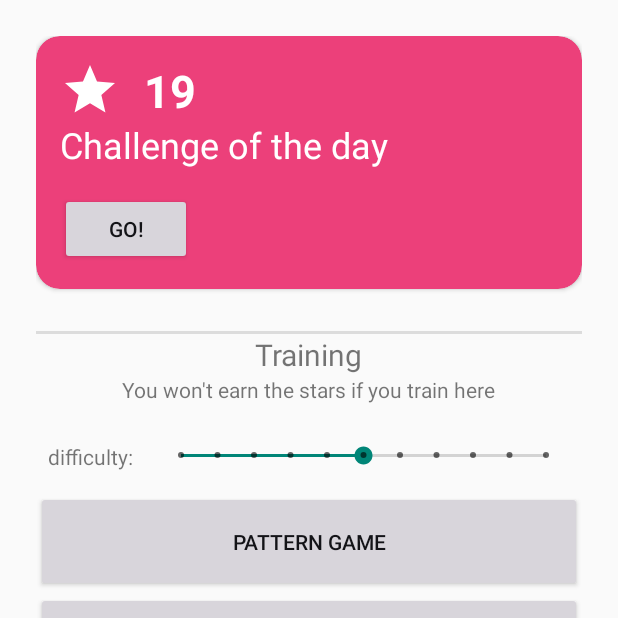
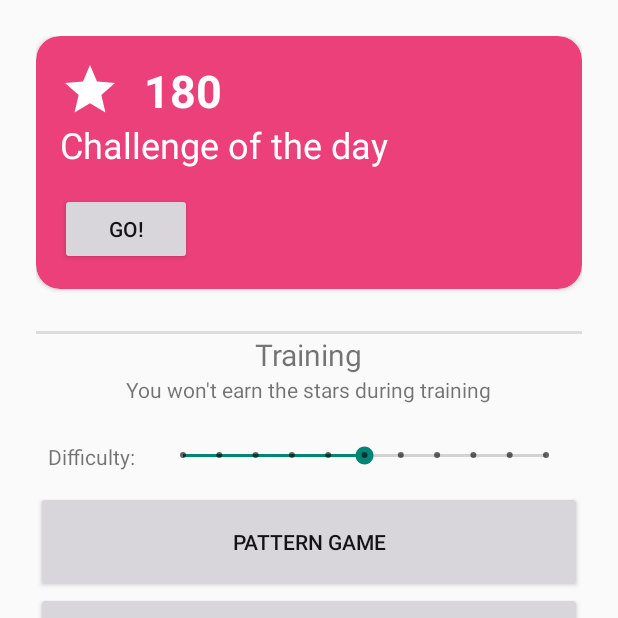
Before and after one commit to timesnewrman/braintestNJNJ, an Android app: the screen it shows after launch once a user with an empty profile is signed in (MainActivity), on a phone screen of 412 x 824 dp, the top half of it. Run offline under Robolectric (Android 15) with nearby library versions, the phone set to English and light mode, and no system bars; our stand-ins replace Firebase (no records; nobody signed in at launch, a user with empty details on screens opened directly), navigation-ui.

Commit message:
13:04 minor changes (translation)

```diff
--- a/app/src/main/java/com/example/myapplication/data/DatabaseUpdater.java
+++ b/app/src/main/java/com/example/myapplication/data/DatabaseUpdater.java
@@ -6,6 +6,7 @@ import android.content.SharedPreferences;
 import android.util.Log;
 import android.widget.Toast;
 
+import com.example.myapplication.R;
 import com.google.firebase.auth.FirebaseAuth;
 import com.google.firebase.firestore.FieldValue;
 import com.google.firebase.firestore.FirebaseFirestore;
@@ -57,7 +58,7 @@ public class DatabaseUpdater {
                 .addOnFailureListener(err -> {
                     throw new RuntimeException(err);
                 }); else {
-            Toast.makeText(context, "Remember, you won't earn stars in training mode", Toast.LENGTH_LONG).show();
+            Toast.makeText(context, context.getString(R.string.training_warning), Toast.LENGTH_LONG).show();
         }
         if (Objects.equals(scenario,Level.scenario.FROM_DASHBOARD)) {
             SharedPreferences data = context.getSharedPreferences("level", Context.MODE_PRIVATE);
--- a/app/src/main/java/com/example/myapplication/data/Level.java
+++ b/app/src/main/java/com/example/myapplication/data/Level.java
@@ -7,6 +7,7 @@ import androidx.annotation.NonNull;
 
 import com.example.myapplication.game.GameMathActivity;
 import com.example.myapplication.game.GameCardActivity;
+import com.google.android.gms.common.internal.Objects;
 
 import java.util.Arrays;
 import java.util.Random;
@@ -16,6 +17,8 @@ public class Level {
     int difficulty;
     Object activity;
     Random rand = new Random();
+
+
 
     public enum scenario{
         FROM_DASHBOARD,
@@ -75,4 +78,15 @@ public class Level {
         ).get(seed%2);
         return calc;
     }
+
+    public static int calculateStars(int seed) {
+        int prediction;
+        Object[] calc = calculate(seed);
+        if (Objects.equal(calc[1],GameCardActivity.class)){
+            prediction = (seed%5)*(seed%5)*30;
+        }else{
+            prediction = ((seed%5)+2)*30;
+        }
+        return prediction;
+    }
 }
--- a/app/src/main/java/com/example/myapplication/ui/home/HomeFragment.java
+++ b/app/src/main/java/com/example/myapplication/ui/home/HomeFragment.java
@@ -59,7 +59,7 @@ public class HomeFragment extends Fragment implements View.OnClickListener {
         LocalDate date = LocalDate.now();
 
         currentDate = Integer.parseInt(date.format(DateTimeFormatter.ofPattern("D")));
-        binding.totalstarchallenge.setText(String.valueOf(Level.calculate(currentDate)[0]));
+        binding.totalstarchallenge.setText(String.valueOf(Level.calculateStars(currentDate)));
 
         if (dateData != currentDate) {
             binding.challengeOfDay.setOnClickListener(this);
@@ -103,7 +103,7 @@ public class HomeFragment extends Fragment implements View.OnClickListener {
             startActivity(i2);
         }
         if (v == ilogin){
-            AlertDialogFragment dialog = new AlertDialogFragment("Are you sure?", "Yes", "No");
+            AlertDialogFragment dialog = new AlertDialogFragment(getString(R.string.log_out_confirmation), "Yes", "No");
             dialog.ifSucsessful(()->{
                 FirebaseAuth.getInstance().signOut();
                 Intent i2 = new Intent(getActivity(), LoginActivity.class)
--- a/app/src/main/res/layout/fragment_home.xml
+++ b/app/src/main/res/layout/fragment_home.xml
@@ -99,7 +99,7 @@
                 android:id="@+id/textView4"
                 android:layout_width="wrap_content"
                 android:layout_height="wrap_content"
-                android:text="You won't earn the stars if you train here" />
+                android:text="@string/training_description" />
 
             <Space
                 android:layout_width="match_parent"
```
Also changed, not shown: app/src/main/java/com/example/myapplication/LoginActivity.java (+8 -4 lines), app/src/main/java/com/example/myapplication/game/GameCardActivity.java (+5 -5 lines), app/src/main/java/com/example/myapplication/game/GameMathActivity.java (+11 -6 lines), app/src/main/res/values/strings.xml (+25 -9 lines), 1 other file.
